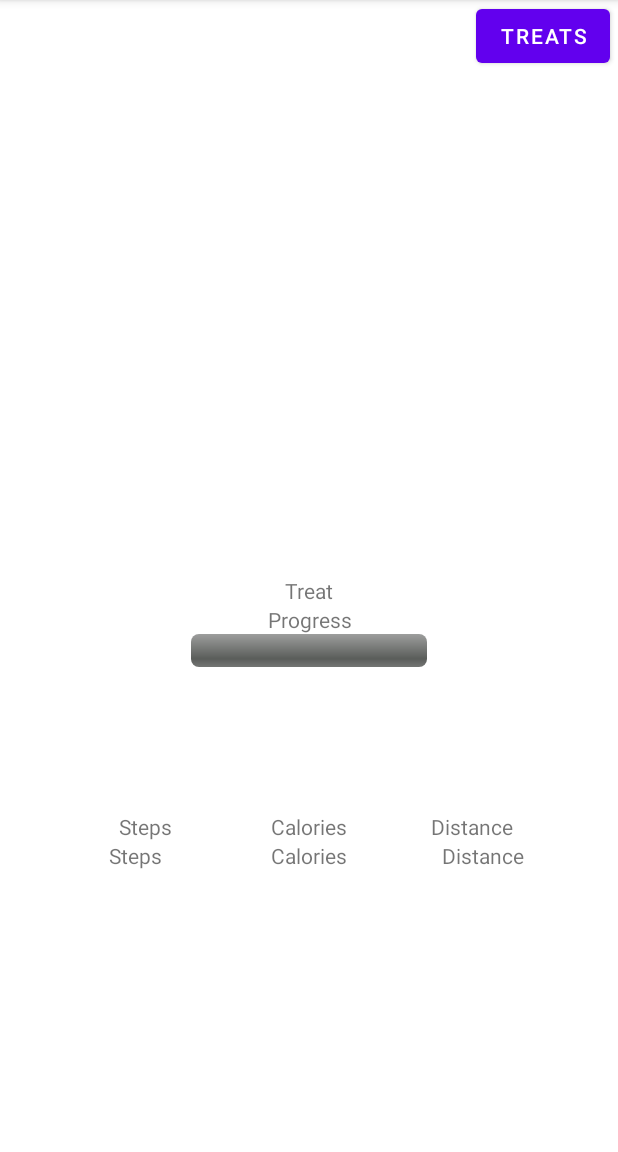
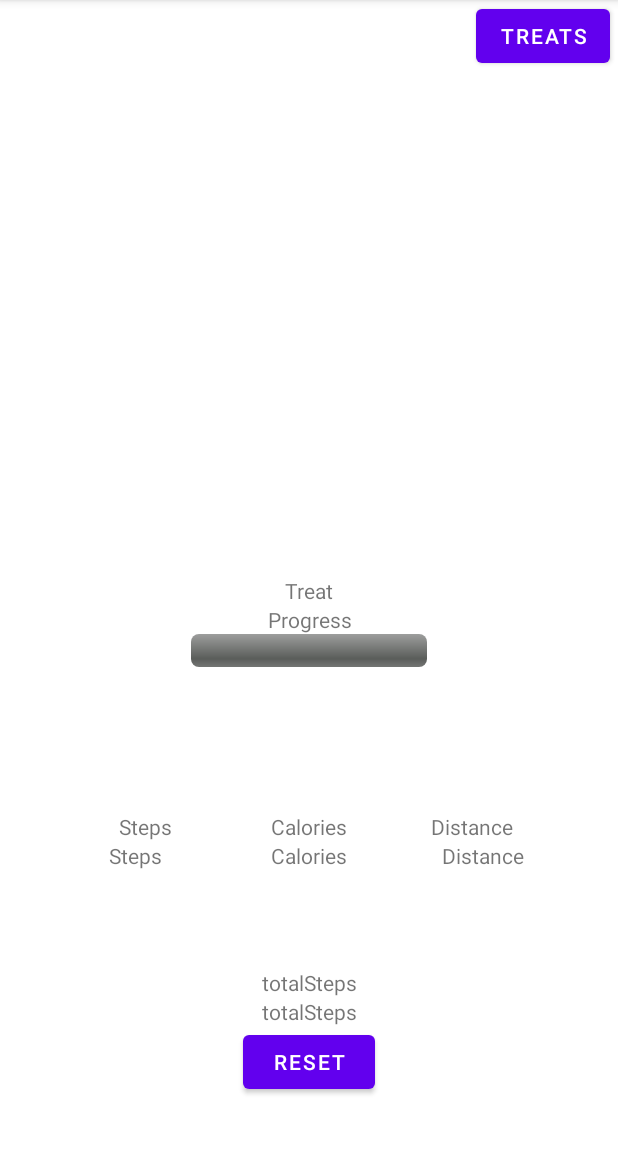
Before and after one commit to nicklasu/StepCounter, an Android app: the screen it shows after launch (MainActivity), on a phone screen of 412 x 824 dp, the part 84-1236 px from its top. Run offline under Robolectric (Android 15) with nearby library versions, the phone set to English and light mode, and no system bars.

Commit message:
Add totalSteps and reset button for them. they don't go to zero unless user presses reset.

```diff
--- a/app/src/main/java/com/example/stepcounter/MainActivity.java
+++ b/app/src/main/java/com/example/stepcounter/MainActivity.java
@@ -35,14 +35,15 @@ public class MainActivity extends AppCompatActivity {
     private StepCounterComponent stepCounter;
 
     //TextViews
-    public TextView textView_stepsTaken;
-    public TextView textView_caloriesBurned;
-    public TextView textView_distance;
-
+    private TextView textView_stepsTaken;
+    private TextView textView_caloriesBurned;
+    private TextView textView_distance;
+    private TextView textView_totalStepsPref;
     //Progress bar
     private ProgressBar progressBar_caloriesGoal;
     //Button for switching to settings
     Button switchToSettings;
+    Button resetTotalPref;
 
 
     //Required for backwards compatibility to API 26
@@ -68,7 +69,7 @@ public class MainActivity extends AppCompatActivity {
         textView_stepsTaken = findViewById(R.id.stepsTaken);
         textView_caloriesBurned = findViewById(R.id.caloriesBurned);
         textView_distance = findViewById(R.id.distanceView);
-
+        textView_totalStepsPref = findViewById(R.id.totalStepsFromPref);
         progressBar_caloriesGoal = findViewById(R.id.caloriesGoal);
 
         //Load data
@@ -81,7 +82,12 @@ public class MainActivity extends AppCompatActivity {
         stepSensor = sensorManager.getDefaultSensor(Sensor.TYPE_STEP_COUNTER);
 
         //Class initializations
-        stepCounter = new StepCounterComponent(sensorManager, stepSensor, textView_stepsTaken, textView_caloriesBurned, textView_distance, progressBar_caloriesGoal, stepCountPreferences);
+        stepCounter = new StepCounterComponent(sensorManager, stepSensor, textView_stepsTaken, textView_caloriesBurned, textView_distance, textView_totalStepsPref, progressBar_caloriesGoal, stepCountPreferences);
+
+
+        resetTotalPref = findViewById(R.id.resetTotalStepsPref);
+        resetTotalPref.setOnClickListener(view -> resetPreferenceSteps());
+
 
 
         //Button for switching to treats
@@ -103,6 +109,13 @@ public class MainActivity extends AppCompatActivity {
         startActivity(switchToSettings);
     }
 
+    private void resetPreferenceSteps(){
+        SharedPreferences.Editor editor = stepCountPreferences.edit();
+        editor.putFloat("dailyStepsKey", 0.0f);
+        editor.commit();
+        textView_totalStepsPref.setText(String.valueOf(stepCountPreferences.getFloat("dailyStepsKey", 0)));
+    }
+
     @Override
     protected void onResume() {
         super.onResume();
--- a/app/src/main/java/com/example/stepcounter/StepCounterComponent.java
+++ b/app/src/main/java/com/example/stepcounter/StepCounterComponent.java
@@ -19,12 +19,14 @@ import android.widget.TextView;
 
 import androidx.annotation.Nullable;
 
+import org.w3c.dom.Text;
+
 import java.util.Locale;
 
 /**
  *Class which calculates steps using the sensor. Service. Updates steps when sensor detects movement.
  */
-public class StepCounterComponent extends saveStepsReceiver implements SensorEventListener {
+public class StepCounterComponent extends foregroundStepCount implements SensorEventListener {
 
     private SensorManager sensorManager;
     private Sensor stepSensor;
@@ -32,12 +34,15 @@ public class StepCounterComponent extends saveStepsReceiver implements SensorEve
     private AlarmManager alarmMgr;
 
     private float freshSteps;
+    private float countSteps;
     //For testing set to 410 calories. Will be user-defined
     private int caloriesGoal = 410;
 
     private TextView tv_stepsTaken;
     private TextView tv_burnedCalories;
     private TextView tv_distance;
+    private TextView tv_totalStepsPref;
+
 
     private SaveSteps saveSteps;
 
@@ -48,17 +53,19 @@ public class StepCounterComponent extends saveStepsReceiver implements SensorEve
 
 
     public StepCounterComponent(SensorManager sensorManager, Sensor stepSensor, TextView tv_stepsTaken,
-                                TextView tv_burnedCalories, TextView tv_distance, ProgressBar pb_caloriesGoal,
+                                TextView tv_burnedCalories, TextView tv_distance, TextView tv_totalStepsPref, ProgressBar pb_caloriesGoal,
                                 SharedPreferences sharedPreferences) {
         this.sensorManager = sensorManager;
         this.stepSensor = stepSensor;
         this.tv_stepsTaken = tv_stepsTaken;
         this.tv_burnedCalories = tv_burnedCalories;
         this.tv_distance = tv_distance;
+        this.tv_totalStepsPref = tv_totalStepsPref;
         this.pb_caloriesGoal = pb_caloriesGoal;
         this.stepCountPreferences = sharedPreferences;
         saveSteps = new SaveSteps(stepCountPreferences);
-
+        freshSteps = 0;
+        countSteps = 0;
     }
 
     public StepCounterComponent() {
@@ -74,8 +81,15 @@ public class StepCounterComponent extends saveStepsReceiver implements SensorEve
 
     public void onSensorChanged(SensorEvent event) {
         //Take steps from sensors and put them to freshSteps
-        freshSteps = event.values[0];
+        if(event.sensor.getType() == Sensor.TYPE_STEP_COUNTER) {
+            float stepCount = event.values[0];
 
+            if (countSteps == 0){
+                countSteps = event.values[0];
+
+            }
+            freshSteps = stepCount - countSteps;
+        }
         //Set calories target and current calories as progress
         pb_caloriesGoal.setMax(caloriesGoal);
         pb_caloriesGoal.setProgress((int)Math.round(freshSteps*0.044));
@@ -89,6 +103,7 @@ public class StepCounterComponent extends saveStepsReceiver implements SensorEve
         //Distance from steps for 174 cm person.
         tv_distance.setText(String.format(Locale.ENGLISH,"%.2f",freshSteps/1400));
 
+        tv_totalStepsPref.setText(String.valueOf(stepCountPreferences.getFloat("dailyStepsKey", 0)));
 
         Log.d("STEPCOUNTERDEBUG","Steps go up!");
     }
@@ -97,5 +112,7 @@ public class StepCounterComponent extends saveStepsReceiver implements SensorEve
     }
 
     //Necessary evil :)
-    public void onAccuracyChanged(Sensor sensor, int accuracy) { }
+    public void onAccuracyChanged(Sensor sensor, int accuracy) {
+
+    }
 }
--- a/app/src/main/java/com/example/stepcounter/saveStepsReceiver.java
+++ b/app/src/main/java/com/example/stepcounter/saveStepsReceiver.java
@@ -19,9 +19,13 @@ public class saveStepsReceiver extends BroadcastReceiver {
     @Override
     public void onReceive(Context context, Intent intent){
 
+        float previousSteps = stepCounterPreferences.getFloat("dailyStepsKey", 0);
 
         Log.d("STEPCOUNTERDEBUG", "saved xdd");
         float saveSteps =  intent.getExtras().getInt("StepsToSave", 4);
+
+        saveSteps += previousSteps;
+
         Log.d("STEPCOUNTERDEBUG", "put float to dailyStepsKey");
 
         SharedPreferences.Editor editor = stepCounterPreferences.edit();
--- a/app/src/main/res/layout/activity_main.xml
+++ b/app/src/main/res/layout/activity_main.xml
@@ -140,5 +140,36 @@
         app:layout_constraintHorizontal_bias="0.5"
         app:layout_constraintStart_toStartOf="parent" />
 
+    <TextView
+        android:id="@+id/totalStepsFromPref"
+        android:layout_width="wrap_content"
+        android:layout_height="wrap_content"
+        android:text="totalSteps"
+        app:layout_constraintBottom_toBottomOf="parent"
+        app:layout_constraintEnd_toEndOf="parent"
+        app:layout_constraintHorizontal_bias="0.5"
+        app:layout_constraintStart_toStartOf="parent"
+        app:layout_constraintTop_toBottomOf="@+id/caloriesBurned" />
+
+    <TextView
+        android:id="@+id/staticTotalSteps"
+        android:layout_width="wrap_content"
+        android:layout_height="wrap_content"
+        android:text="totalSteps"
+        app:layout_constraintBottom_toTopOf="@+id/totalStepsFromPref"
+        app:layout_constraintEnd_toEndOf="parent"
+        app:layout_constraintHorizontal_bias="0.5"
+        app:layout_constraintStart_toStartOf="parent" />
+
+    <Button
+        android:id="@+id/resetTotalStepsPref"
+        android:layout_width="wrap_content"
+        android:layout_height="wrap_content"
+        android:text="Reset"
+        app:layout_constraintEnd_toEndOf="parent"
+        app:layout_constraintHorizontal_bias="0.5"
+        app:layout_constraintStart_toStartOf="parent"
+        app:layout_constraintTop_toBottomOf="@+id/totalStepsFromPref" />
+
 
 </androidx.constraintlayout.widget.ConstraintLayout>
```
Also changed, not shown: app/src/main/java/com/example/stepcounter/foregroundStepCount.java (+20 -9 lines).
